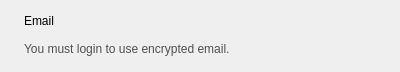
leapcode/bitmask_client, file src/leap/bitmask/gui/ui/mail_status.ui: the form before one commit.
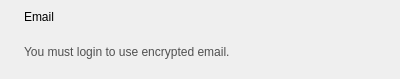
The form after the commit. Icons and pictures are not drawn.

Commit message: Improve GUI based on QA rounds

```diff
--- a/src/leap/bitmask/gui/ui/mail_status.ui
+++ b/src/leap/bitmask/gui/ui/mail_status.ui
@@ -7,7 +7,7 @@
     <x>0</x>
     <y>0</y>
     <width>400</width>
-    <height>72</height>
+    <height>79</height>
    </rect>
   </property>
   <property name="sizePolicy">
@@ -20,32 +20,12 @@
    <string>Form</string>
   </property>
   <layout class="QGridLayout" name="gridLayout">
+   <property name="topMargin">
+    <number>0</number>
+   </property>
    <item row="0" column="1" rowspan="2">
     <layout class="QGridLayout" name="gridLayout_3">
-     <item row="1" column="0" colspan="3">
-      <widget class="QLabel" name="lblMailStatus">
-       <property name="styleSheet">
-        <string notr="true">color: rgb(80, 80, 80);</string>
-       </property>
-       <property name="text">
-        <string>You must login to use encrypted email.</string>
-       </property>
-      </widget>
-     </item>
-     <item row="0" column="0">
-      <widget class="QLabel" name="label_4">
-       <property name="sizePolicy">
-        <sizepolicy hsizetype="Preferred" vsizetype="Preferred">
-         <horstretch>0</horstretch>
-         <verstretch>0</verstretch>
-        </sizepolicy>
-       </property>
-       <property name="text">
-        <string>Email</string>
-       </property>
-      </widget>
-     </item>
-     <item row="0" column="1">
+     <item row="1" column="1">
       <spacer name="horizontalSpacer_4">
        <property name="orientation">
         <enum>Qt::Horizontal</enum>
@@ -58,12 +38,22 @@
        </property>
       </spacer>
      </item>
-     <item row="0" column="3">
+     <item row="2" column="0" colspan="3">
+      <widget class="QLabel" name="lblMailStatus">
+       <property name="styleSheet">
+        <string notr="true">color: rgb(80, 80, 80);</string>
+       </property>
+       <property name="text">
+        <string>You must login to use encrypted email.</string>
+       </property>
+      </widget>
+     </item>
+     <item row="1" column="3">
       <widget class="QLabel" name="lblMailStatusIcon">
        <property name="maximumSize">
         <size>
-         <width>16</width>
-         <height>16</height>
+         <width>24</width>
+         <height>24</height>
         </size>
        </property>
        <property name="text">
@@ -77,6 +67,35 @@
        </property>
       </widget>
      </item>
+     <item row="1" column="0">
+      <widget class="QLabel" name="label_4">
+       <property name="sizePolicy">
+        <sizepolicy hsizetype="Preferred" vsizetype="Preferred">
+         <horstretch>0</horstretch>
+         <verstretch>0</verstretch>
+        </sizepolicy>
+       </property>
+       <property name="text">
+        <string>Email</string>
+       </property>
+      </widget>
+     </item>
+     <item row="0" column="0">
+      <spacer name="verticalSpacer">
+       <property name="orientation">
+        <enum>Qt::Vertical</enum>
+       </property>
+       <property name="sizeType">
+        <enum>QSizePolicy::Fixed</enum>
+       </property>
+       <property name="sizeHint" stdset="0">
+        <size>
+         <width>0</width>
+         <height>5</height>
+        </size>
+       </property>
+      </spacer>
+     </item>
     </layout>
    </item>
    <item row="0" column="0">
```
The commit also changes 5 other files.
